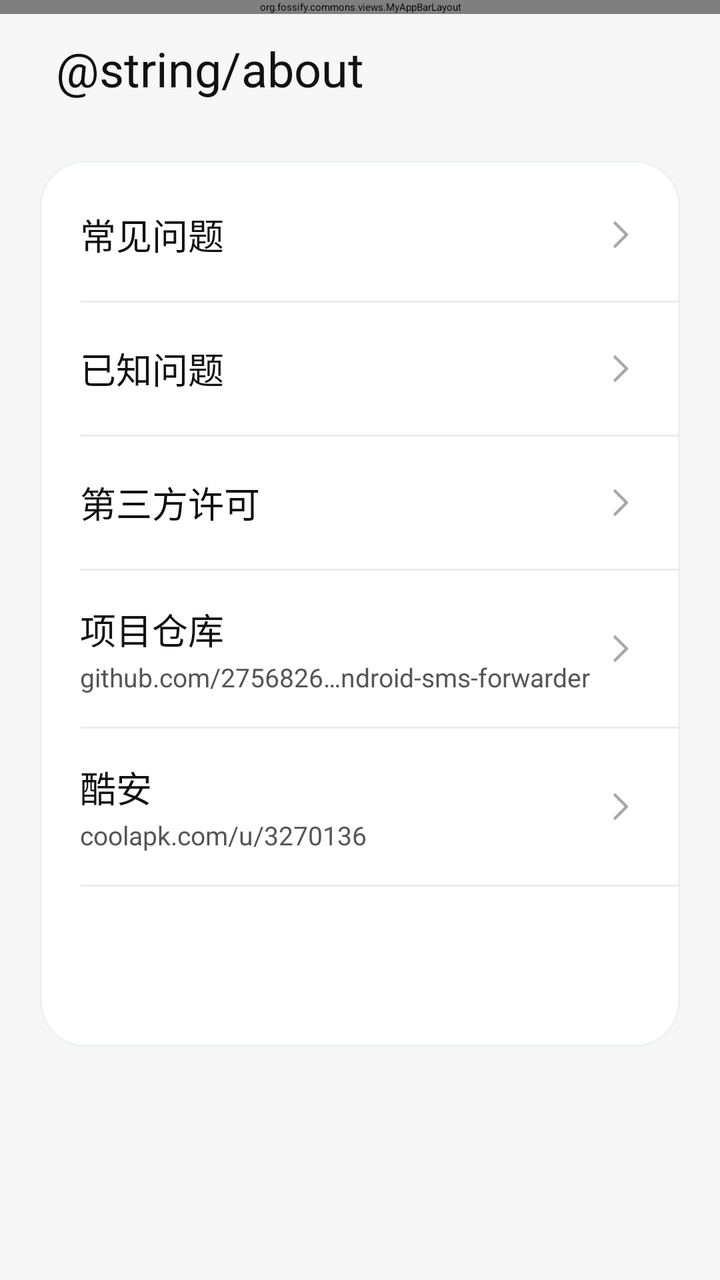
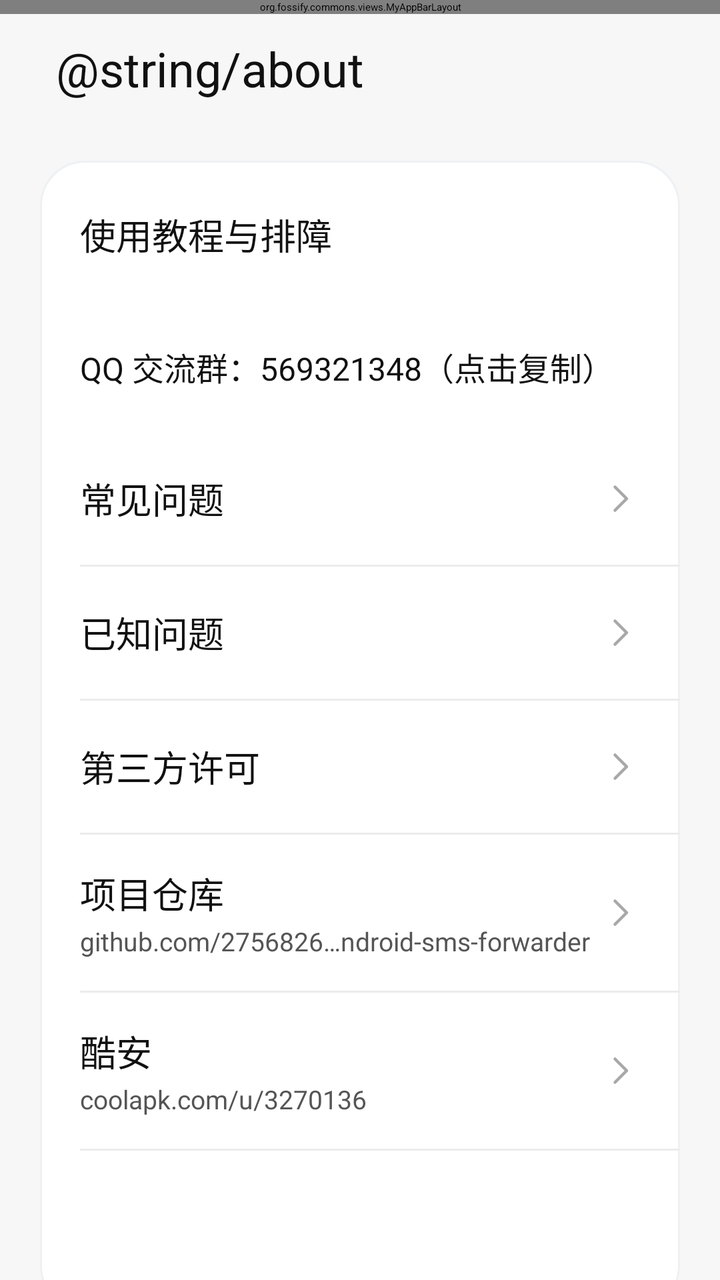

Before-and-after screenshots of an Android layout around one commit, followed by the original layout XML and the change that was made.
<!-- AndroidManifest.xml: application theme AppTheme -->
<!-- res/layout/activity_about.xml -->
<?xml version="1.0" encoding="utf-8"?>
<androidx.coordinatorlayout.widget.CoordinatorLayout xmlns:android="http://schemas.android.com/apk/res/android"
    xmlns:app="http://schemas.android.com/apk/res-auto"
    android:layout_width="match_parent"
    android:layout_height="match_parent"
    android:background="@color/miui_page_background">

    <org.fossify.commons.views.MyAppBarLayout
        android:id="@+id/about_appbar"
        android:layout_width="match_parent"
        android:layout_height="wrap_content"
        android:background="@color/miui_page_background">
        <com.google.android.material.appbar.MaterialToolbar
            android:id="@+id/about_toolbar"
            android:layout_width="match_parent"
            android:layout_height="?attr/actionBarSize"
            android:background="@color/miui_page_background"
            app:navigationIconTint="@color/miui_primary_text"
            app:title="" />
    </org.fossify.commons.views.MyAppBarLayout>

    <LinearLayout
        android:layout_width="match_parent"
        android:layout_height="match_parent"
        android:orientation="vertical"
        android:paddingHorizontal="20dp"
        app:layout_behavior="@string/appbar_scrolling_view_behavior">

        <TextView
            android:layout_width="match_parent"
            android:layout_height="wrap_content"
            android:layout_marginStart="8dp"
            android:layout_marginTop="18dp"
            android:layout_marginBottom="30dp"
            android:text="@string/about"
            android:textColor="@color/miui_primary_text"
            android:textSize="24sp" />

        <LinearLayout
            android:layout_width="match_parent"
            android:layout_height="wrap_content"
            android:background="@drawable/settings_card_background"
            android:orientation="vertical"
            android:paddingVertical="4dp">

            <TextView android:id="@+id/about_common_questions" android:layout_width="match_parent" android:layout_height="66dp" android:drawableEnd="@drawable/ic_chevron_right_vector" android:foreground="?attr/selectableItemBackground" android:gravity="center_vertical" android:paddingHorizontal="20dp" android:text="@string/about_common_questions" android:textColor="@color/miui_primary_text" android:textSize="18sp" />
            <View android:layout_width="match_parent" android:layout_height="1dp" android:layout_marginStart="20dp" android:background="@color/miui_divider" />
            <TextView android:id="@+id/about_known_issues" android:layout_width="match_parent" android:layout_height="66dp" android:drawableEnd="@drawable/ic_chevron_right_vector" android:foreground="?attr/selectableItemBackground" android:gravity="center_vertical" android:paddingHorizontal="20dp" android:text="@string/about_known_issues" android:textColor="@color/miui_primary_text" android:textSize="18sp" />
            <View android:layout_width="match_parent" android:layout_height="1dp" android:layout_marginStart="20dp" android:background="@color/miui_divider" />
            <TextView android:id="@+id/about_licenses" android:layout_width="match_parent" android:layout_height="66dp" android:drawableEnd="@drawable/ic_chevron_right_vector" android:foreground="?attr/selectableItemBackground" android:gravity="center_vertical" android:paddingHorizontal="20dp" android:text="@string/about_licenses" android:textColor="@color/miui_primary_text" android:textSize="18sp" />
            <View android:layout_width="match_parent" android:layout_height="1dp" android:layout_marginStart="20dp" android:background="@color/miui_divider" />
            <LinearLayout
                android:id="@+id/about_repository"
                android:layout_width="match_parent"
                android:layout_height="78dp"
                android:foreground="?attr/selectableItemBackground"
                android:gravity="center_vertical"
                android:orientation="horizontal"
                android:paddingHorizontal="20dp">

                <LinearLayout
                    android:layout_width="0dp"
                    android:layout_height="wrap_content"
                    android:layout_weight="1"
                    android:orientation="vertical">

                    <TextView
                        android:layout_width="wrap_content"
                        android:layout_height="wrap_content"
                        android:text="@string/about_repository"
                        android:textColor="@color/miui_primary_text"
                        android:textSize="18sp" />

                    <TextView
                        android:layout_width="wrap_content"
                        android:layout_height="wrap_content"
                        android:layout_marginTop="2dp"
                        android:ellipsize="middle"
                        android:maxLines="1"
                        android:text="@string/about_repository_url"
                        android:textColor="@color/miui_secondary_text"
                        android:textSize="13sp" />
                </LinearLayout>

                <ImageView
                    android:layout_width="20dp"
                    android:layout_height="20dp"
                    android:contentDescription="@null"
                    android:src="@drawable/ic_chevron_right_vector" />
            </LinearLayout>
            <View android:layout_width="match_parent" android:layout_height="1dp" android:layout_marginStart="20dp" android:background="@color/miui_divider" />
            <LinearLayout
                android:id="@+id/about_coolapk"
                android:layout_width="match_parent"
                android:layout_height="78dp"
                android:foreground="?attr/selectableItemBackground"
                android:gravity="center_vertical"
                android:orientation="horizontal"
                android:paddingHorizontal="20dp">

                <LinearLayout
                    android:layout_width="0dp"
                    android:layout_height="wrap_content"
                    android:layout_weight="1"
                    android:orientation="vertical">

                    <TextView
                        android:layout_width="wrap_content"
                        android:layout_height="wrap_content"
                        android:text="@string/about_coolapk"
                        android:textColor="@color/miui_primary_text"
                        android:textSize="18sp" />

                    <TextView
                        android:layout_width="wrap_content"
                        android:layout_height="wrap_content"
                        android:layout_marginTop="2dp"
                        android:ellipsize="end"
                        android:maxLines="1"
                        android:text="@string/about_coolapk_url"
                        android:textColor="@color/miui_secondary_text"
                        android:textSize="13sp" />
                </LinearLayout>

                <ImageView
                    android:layout_width="20dp"
                    android:layout_height="20dp"
                    android:contentDescription="@null"
                    android:src="@drawable/ic_chevron_right_vector" />
            </LinearLayout>
            <View android:layout_width="match_parent" android:layout_height="1dp" android:layout_marginStart="20dp" android:background="@color/miui_divider" />
            <TextView android:id="@+id/about_version" android:layout_width="match_parent" android:layout_height="76dp" android:gravity="center_vertical" android:paddingHorizontal="20dp" android:textColor="@color/miui_primary_text" android:textSize="18sp" />
        </LinearLayout>
    </LinearLayout>
</androidx.coordinatorlayout.widget.CoordinatorLayout>
<!-- resources referenced by this layout -->
<resources>
  <color name="miui_divider">#ECECEC</color>
  <color name="miui_page_background">#F7F7F7</color>
  <color name="miui_primary_text">#111111</color>
  <color name="miui_secondary_text">#555555</color>
  <!-- drawable ic_chevron_right_vector (drawable) -->
  <?xml version="1.0" encoding="utf-8"?>
  <vector xmlns:android="http://schemas.android.com/apk/res/android"
      android:width="20dp"
      android:height="20dp"
      android:viewportWidth="24"
      android:viewportHeight="24">
      <path
          android:fillColor="@android:color/transparent"
          android:pathData="M9,5 L16,12 L9,19"
          android:strokeColor="#A8A8A8"
          android:strokeLineCap="round"
          android:strokeLineJoin="round"
          android:strokeWidth="1.8" />
  </vector>
  <!-- drawable settings_card_background (drawable) -->
  <?xml version="1.0" encoding="utf-8"?>
  <shape xmlns:android="http://schemas.android.com/apk/res/android"
      android:shape="rectangle">
      <solid android:color="@color/classic_settings_surface" />
      <corners android:radius="22dp" />
      <stroke
          android:width="1dp"
          android:color="@color/classic_card_stroke" />
  </shape>
  <string name="about_common_questions">常见问题</string>
  <string name="about_coolapk">酷安</string>
  <string name="about_coolapk_url">coolapk.com/u/3270136</string>
  <string name="about_known_issues">已知问题</string>
  <string name="about_licenses">第三方许可</string>
  <string name="about_repository">项目仓库</string>
  <string name="about_repository_url">github.com/2756826865/android-sms-forwarder</string>
  <style name="AppTheme" parent="AppTheme.Base">
          <item name="android:alertDialogTheme">@style/SmsAlertDialogTheme</item>
          <item name="alertDialogTheme">@style/SmsAlertDialogTheme</item>
          <item name="colorPrimary">@color/miui_action_blue</item>
          <item name="android:colorPrimary">@color/miui_action_blue</item>
          <item name="colorAccent">@color/miui_fab_green</item>
          <item name="android:colorAccent">@color/miui_fab_green</item>
          <item name="actionModeBackground">@color/miui_action_blue</item>
          <item name="android:actionModeBackground">@color/miui_action_blue</item>
          <item name="windowActionModeOverlay">true</item>
      </style>
  <color name="classic_settings_surface">#FFFFFF</color>
  <color name="classic_card_stroke">#EEF1F4</color>
  <style name="SmsAlertDialogTheme" parent="ThemeOverlay.AppCompat.Dialog.Alert">
          <item name="android:textColorPrimary">@color/miui_primary_text</item>
          <item name="android:textColorSecondary">@color/miui_secondary_text</item>
          <item name="android:colorAccent">@color/miui_fab_green</item>
          <item name="colorAccent">@color/miui_fab_green</item>
      </style>
  <color name="miui_action_blue">#159447</color>
  <color name="miui_fab_green">#1DCE38</color>
</resources>

<!-- the commit's change to res/layout/activity_about.xml (unified diff, before → after) -->
@@ -19,12 +19,17 @@
             app:title="" />
     </org.fossify.commons.views.MyAppBarLayout>
 
+    <androidx.core.widget.NestedScrollView
+        android:layout_width="match_parent"
+        android:layout_height="match_parent"
+        android:fillViewport="true"
+        app:layout_behavior="@string/appbar_scrolling_view_behavior">
     <LinearLayout
         android:layout_width="match_parent"
-        android:layout_height="match_parent"
+        android:layout_height="wrap_content"
         android:orientation="vertical"
         android:paddingHorizontal="20dp"
-        app:layout_behavior="@string/appbar_scrolling_view_behavior">
+        android:paddingBottom="32dp">
 
         <TextView
             android:layout_width="match_parent"
@@ -43,6 +48,8 @@
             android:orientation="vertical"
             android:paddingVertical="4dp">
 
+            <TextView android:id="@+id/about_user_guide" android:layout_width="match_parent" android:layout_height="66dp" android:foreground="?attr/selectableItemBackground" android:gravity="center_vertical" android:paddingHorizontal="20dp" android:text="@string/about_user_guide" android:textColor="@color/miui_primary_text" android:textSize="18sp" />
+            <TextView android:id="@+id/about_qq_group" android:layout_width="match_parent" android:layout_height="66dp" android:foreground="?attr/selectableItemBackground" android:gravity="center_vertical" android:paddingHorizontal="20dp" android:text="@string/about_qq_group" android:textColor="@color/miui_primary_text" android:textSize="16sp" />
             <TextView android:id="@+id/about_common_questions" android:layout_width="match_parent" android:layout_height="66dp" android:drawableEnd="@drawable/ic_chevron_right_vector" android:foreground="?attr/selectableItemBackground" android:gravity="center_vertical" android:paddingHorizontal="20dp" android:text="@string/about_common_questions" android:textColor="@color/miui_primary_text" android:textSize="18sp" />
             <View android:layout_width="match_parent" android:layout_height="1dp" android:layout_marginStart="20dp" android:background="@color/miui_divider" />
             <TextView android:id="@+id/about_known_issues" android:layout_width="match_parent" android:layout_height="66dp" android:drawableEnd="@drawable/ic_chevron_right_vector" android:foreground="?attr/selectableItemBackground" android:gravity="center_vertical" android:paddingHorizontal="20dp" android:text="@string/about_known_issues" android:textColor="@color/miui_primary_text" android:textSize="18sp" />
@@ -132,4 +139,5 @@
             <TextView android:id="@+id/about_version" android:layout_width="match_parent" android:layout_height="76dp" android:gravity="center_vertical" android:paddingHorizontal="20dp" android:textColor="@color/miui_primary_text" android:textSize="18sp" />
         </LinearLayout>
     </LinearLayout>
+    </androidx.core.widget.NestedScrollView>
 </androidx.coordinatorlayout.widget.CoordinatorLayout>
<!-- resource entries referenced after the edit -->
@@ -34,8 +34,10 @@
   <string name="about_coolapk_url">coolapk.com/u/3270136</string>
   <string name="about_known_issues">已知问题</string>
   <string name="about_licenses">第三方许可</string>
+  <string name="about_qq_group">QQ 交流群：569321348（点击复制）</string>
   <string name="about_repository">项目仓库</string>
   <string name="about_repository_url">github.com/2756826865/android-sms-forwarder</string>
+  <string name="about_user_guide">使用教程与排障</string>
   <style name="AppTheme" parent="AppTheme.Base">
           <item name="android:alertDialogTheme">@style/SmsAlertDialogTheme</item>
           <item name="alertDialogTheme">@style/SmsAlertDialogTheme</item>
